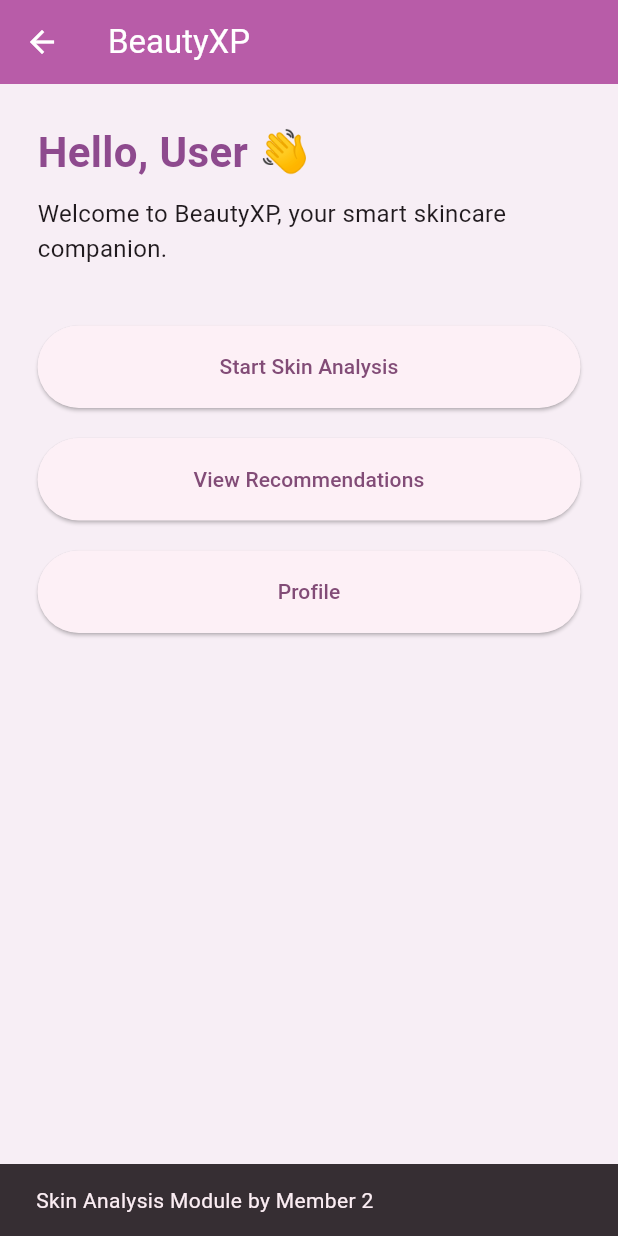
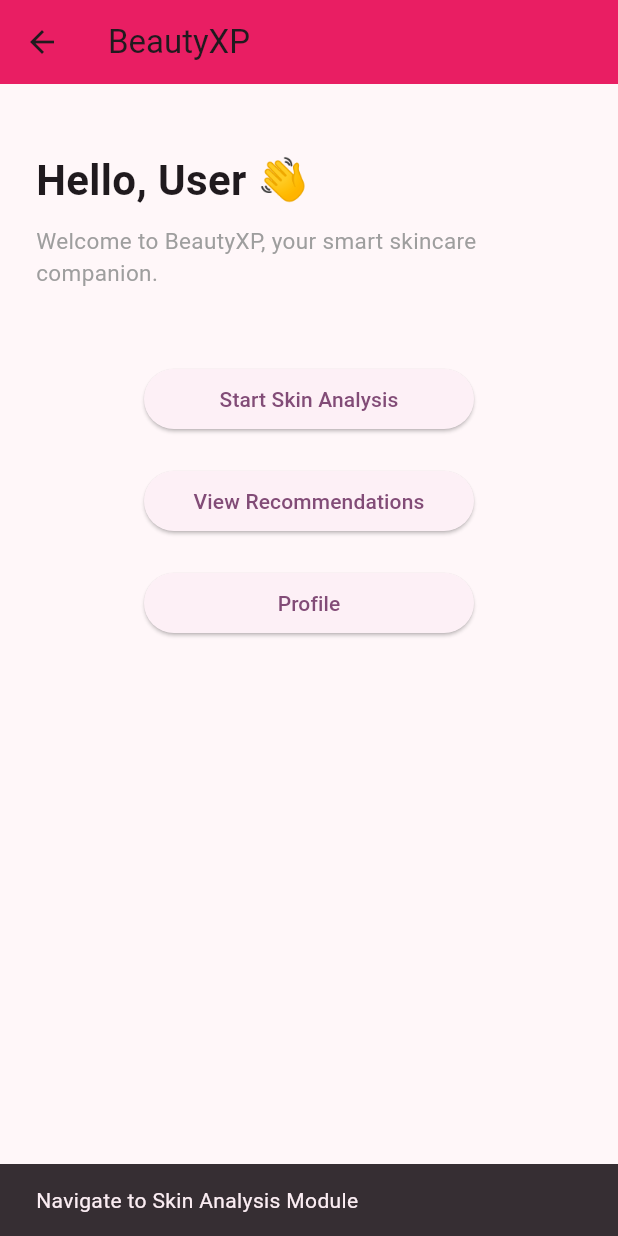
Before and after one commit to DeennaRainisa/beautyxp_flutter_app, a Flutter app: the HomeScreen screen opened directly, after a tap on "Start Skin Analysis", on a phone screen of 412 x 824 dp. Run offline on Flutter 3.47's test engine with Material 3 defaults, Android fonts, the phone set to English and light mode, and no system bars.

Commit message:
Updated home screen based on prototype

```diff
--- a/lib/screens/home_screen.dart
+++ b/lib/screens/home_screen.dart
@@ -7,64 +7,69 @@ class HomeScreen extends StatelessWidget {
   @override
   Widget build(BuildContext context) {
     return Scaffold(
-      backgroundColor: const Color(0xFFF7EEF5),
       appBar: AppBar(
         title: const Text('BeautyXP'),
-        backgroundColor: const Color(0xFFB85CA8),
-        foregroundColor: Colors.white,
+        backgroundColor: Colors.pink,
       ),
       body: Padding(
-        padding: const EdgeInsets.all(25),
+        padding: const EdgeInsets.all(24),
         child: Column(
           crossAxisAlignment: CrossAxisAlignment.start,
           children: [
+            const SizedBox(height: 20),
             const Text(
               'Hello, User 👋',
               style: TextStyle(
                 fontSize: 28,
                 fontWeight: FontWeight.bold,
-                color: Color(0xFF8E4A8E),
               ),
             ),
             const SizedBox(height: 10),
             const Text(
               'Welcome to BeautyXP, your smart skincare companion.',
-              style: TextStyle(fontSize: 16),
+              style: TextStyle(
+                fontSize: 15,
+                color: Colors.grey,
               ),
-            const SizedBox(height: 40),
+            ),
+            const SizedBox(height: 50),
+            Center(
+              child: Column(
+                children: [
                   SizedBox(
-              width: double.infinity,
-              height: 55,
+                    width: 220,
                     child: ElevatedButton(
                       onPressed: () {
                         ScaffoldMessenger.of(context).showSnackBar(
                           const SnackBar(
-                      content: Text('Skin Analysis Module by Member 2'),
+                            content: Text('Navigate to Skin Analysis Module'),
                           ),
                         );
                       },
-                child: const Text('Start Skin Analysis'),
+                      child: const Text(
+                        'Start Skin Analysis',
+                      ),
                     ),
                   ),
                   const SizedBox(height: 20),
                   SizedBox(
-              width: double.infinity,
-              height: 55,
+                    width: 220,
                     child: ElevatedButton(
                       onPressed: () {
                         ScaffoldMessenger.of(context).showSnackBar(
                           const SnackBar(
-                      content: Text('Recommendation Module by Member 3'),
+                            content: Text('Navigate to Recommendation Module'),
                           ),
                         );
                       },
-                child: const Text('View Recommendations'),
+                      child: const Text(
+                        'View Recommendations',
+                      ),
                     ),
                   ),
                   const SizedBox(height: 20),
                   SizedBox(
-              width: double.infinity,
-              height: 55,
+                    width: 220,
                     child: ElevatedButton(
                       onPressed: () {
                         Navigator.push(
@@ -80,6 +85,9 @@ class HomeScreen extends StatelessWidget {
                 ],
               ),
             ),
+          ],
+        ),
+      ),
     );
   }
 }
```
Lines whose indentation alone changed are shown as unchanged.
